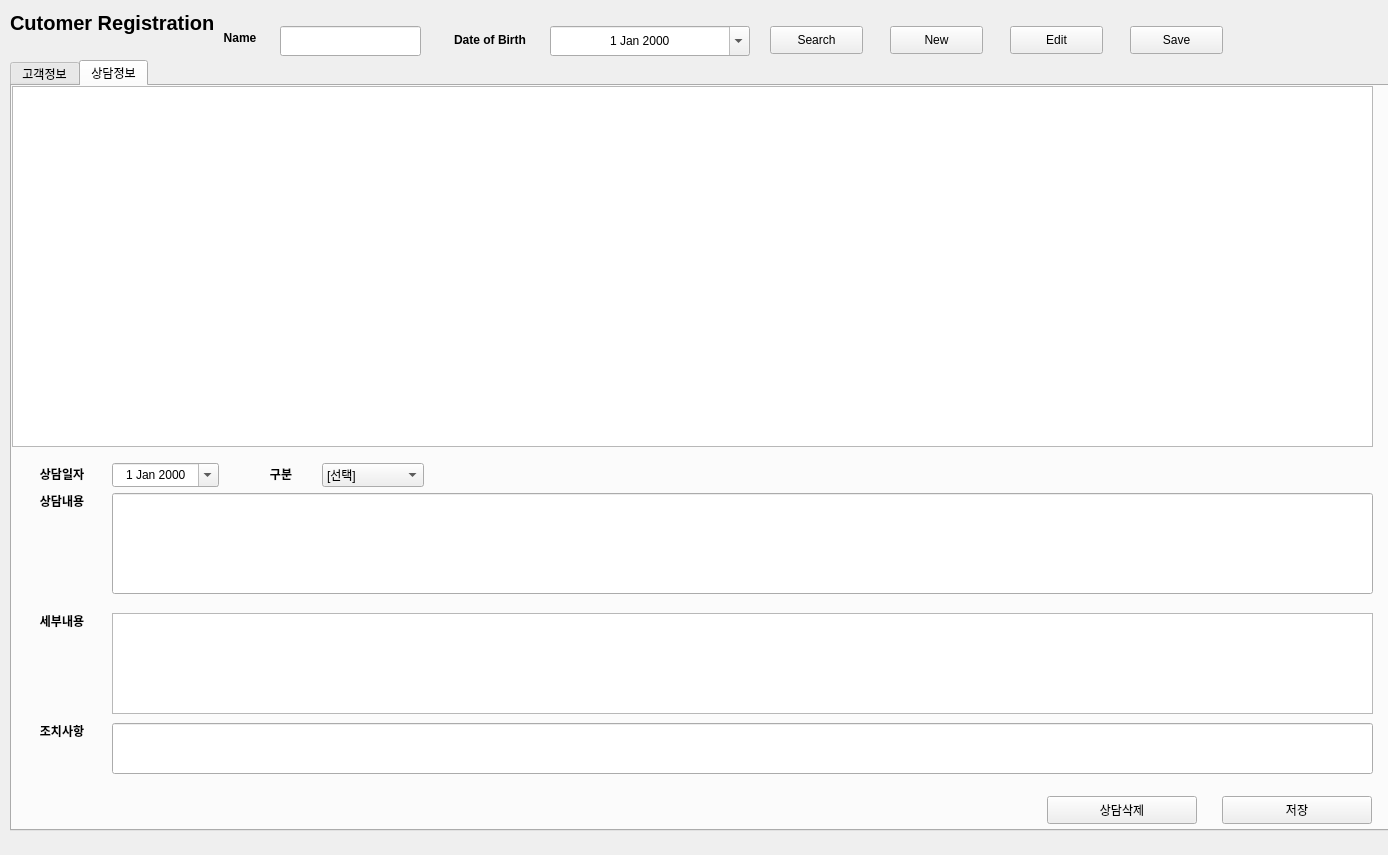
Old version of the form src/pages/customer/registration.ui in the repository DY-Microfinance-Customer-Management/dymf-algorithm.
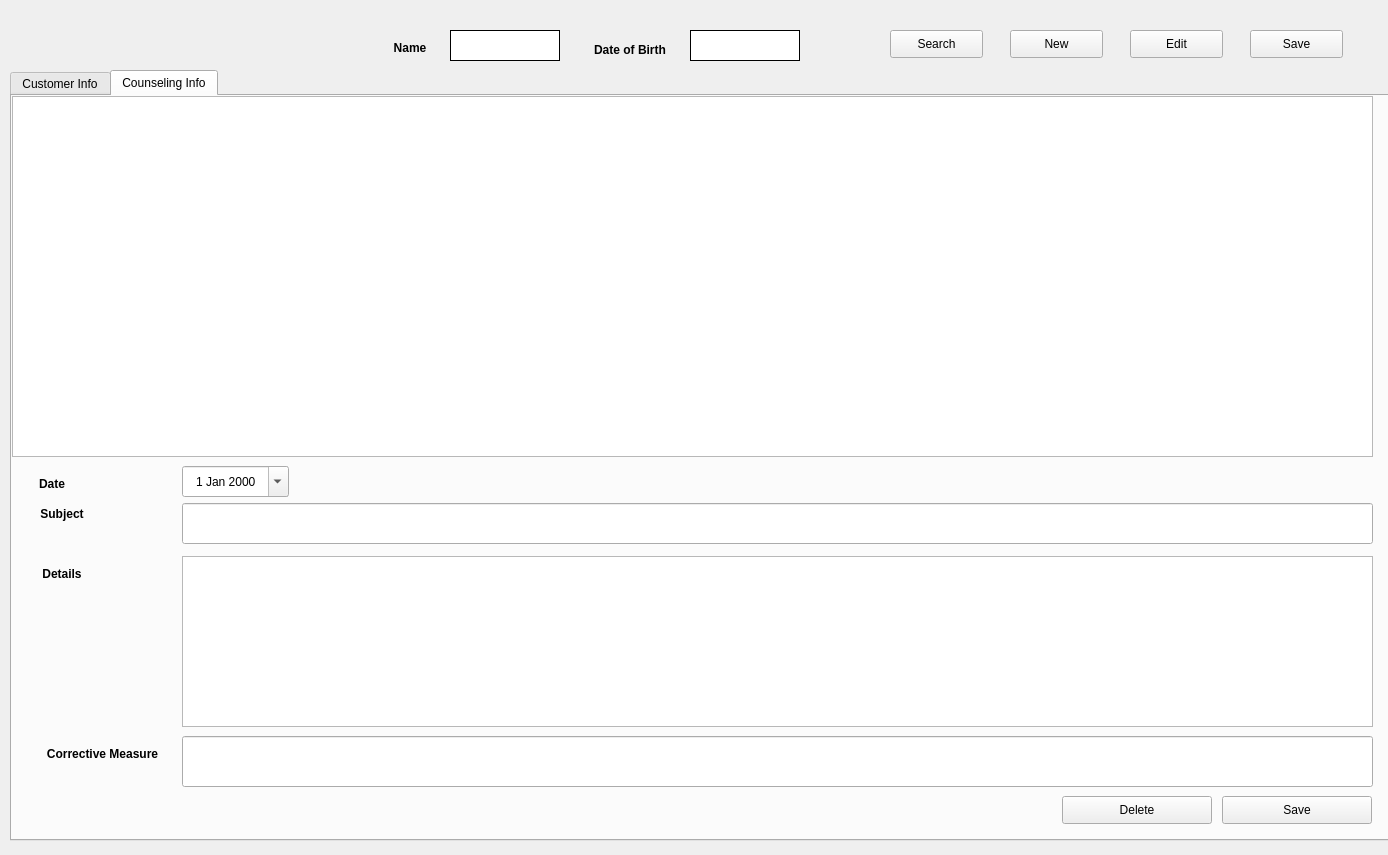
New version of the form. The open tabs and pages were chosen to show the change.

```diff
--- a/src/pages/customer/registration.ui
+++ b/src/pages/customer/registration.ui
@@ -36,7 +36,7 @@
     <property name="geometry">
      <rect>
       <x>10</x>
-      <y>60</y>
+      <y>70</y>
       <width>1381</width>
       <height>771</height>
      </rect>
@@ -49,7 +49,7 @@
     </property>
     <widget class="QWidget" name="tab">
      <attribute name="title">
-      <string>고객정보</string>
+      <string>Customer Info</string>
      </attribute>
      <widget class="QLabel" name="label">
       <property name="geometry">
@@ -1481,7 +1481,7 @@
     </widget>
     <widget class="QWidget" name="tab_2">
      <attribute name="title">
-      <string>상담정보</string>
+      <string>Counseling Info</string>
      </attribute>
      <widget class="QTableView" name="tableView">
       <property name="geometry">
@@ -1497,7 +1497,7 @@
       <property name="geometry">
        <rect>
         <x>0</x>
-        <y>527</y>
+        <y>470</y>
         <width>100</width>
         <height>16</height>
        </rect>
@@ -1525,7 +1525,7 @@
        <bool>true</bool>
       </property>
       <property name="text">
-       <string>세부내용</string>
+       <string>Details</string>
       </property>
       <property name="alignment">
        <set>Qt::AlignCenter</set>
@@ -1534,17 +1534,17 @@
      <widget class="QTextEdit" name="counsel_detail">
       <property name="geometry">
        <rect>
-        <x>100</x>
-        <y>527</y>
-        <width>1261</width>
-        <height>101</height>
+        <x>170</x>
+        <y>460</y>
+        <width>1191</width>
+        <height>171</height>
        </rect>
       </property>
      </widget>
      <widget class="QLabel" name="labelDateOfConsultation">
       <property name="geometry">
        <rect>
-        <x>0</x>
+        <x>-10</x>
         <y>380</y>
         <width>100</width>
         <height>16</height>
@@ -1573,7 +1573,7 @@
        <bool>true</bool>
       </property>
       <property name="text">
-       <string>상담일자</string>
+       <string>Date</string>
       </property>
       <property name="alignment">
        <set>Qt::AlignCenter</set>
@@ -1582,10 +1582,10 @@
      <widget class="QDateEdit" name="counsel_date">
       <property name="geometry">
        <rect>
-        <x>100</x>
-        <y>377</y>
+        <x>170</x>
+        <y>370</y>
         <width>107</width>
-        <height>24</height>
+        <height>31</height>
        </rect>
       </property>
       <property name="mouseTracking">
@@ -1623,85 +1623,11 @@
        </date>
       </property>
      </widget>
-     <widget class="QLabel" name="labelClassificationOfConsultation">
-      <property name="geometry">
-       <rect>
-        <x>219</x>
-        <y>380</y>
-        <width>100</width>
-        <height>16</height>
-       </rect>
-      </property>
-      <property name="minimumSize">
-       <size>
-        <width>100</width>
-        <height>0</height>
-       </size>
-      </property>
-      <property name="maximumSize">
-       <size>
-        <width>100</width>
-        <height>16777215</height>
-       </size>
-      </property>
-      <property name="font">
-       <font>
-        <pointsize>9</pointsize>
-        <weight>75</weight>
-        <bold>true</bold>
-       </font>
-      </property>
-      <property name="mouseTracking">
-       <bool>true</bool>
-      </property>
-      <property name="text">
-       <string>구분</string>
-      </property>
-      <property name="alignment">
-       <set>Qt::AlignCenter</set>
-      </property>
-     </widget>
-     <widget class="QComboBox" name="counsel_position">
-      <property name="geometry">
-       <rect>
-        <x>310</x>
-        <y>377</y>
-        <width>102</width>
-        <height>24</height>
-       </rect>
-      </property>
-      <property name="minimumSize">
-       <size>
-        <width>100</width>
-        <height>0</height>
-       </size>
-      </property>
-      <item>
-       <property name="text">
-        <string>[선택]</string>
-       </property>
-      </item>
-      <item>
-       <property name="text">
-        <string>대출문의</string>
-       </property>
-      </item>
-      <item>
-       <property name="text">
-        <string>대출해지문의</string>
-       </property>
-      </item>
-      <item>
-       <property name="text">
-        <string>기타문의</string>
-       </property>
-      </item>
-     </widget>
      <widget class="QLabel" name="customerBD_5">
       <property name="geometry">
        <rect>
         <x>0</x>
-        <y>407</y>
+        <y>410</y>
         <width>100</width>
         <height>16</height>
        </rect>
@@ -1729,7 +1655,7 @@
        <bool>true</bool>
       </property>
       <property name="text">
-       <string>상담내용</string>
+       <string>Subject</string>
       </property>
       <property name="alignment">
        <set>Qt::AlignCenter</set>
@@ -1738,10 +1664,10 @@
      <widget class="QLineEdit" name="counsel_content">
       <property name="geometry">
        <rect>
-        <x>100</x>
+        <x>170</x>
         <y>407</y>
-        <width>1261</width>
-        <height>101</height>
+        <width>1191</width>
+        <height>41</height>
        </rect>
       </property>
       <property name="alignment">
@@ -1751,9 +1677,9 @@
      <widget class="QLabel" name="customerBD_7">
       <property name="geometry">
        <rect>
-        <x>0</x>
-        <y>637</y>
-        <width>100</width>
+        <x>10</x>
+        <y>650</y>
+        <width>161</width>
         <height>16</height>
        </rect>
       </property>
@@ -1765,7 +1691,7 @@
       </property>
       <property name="maximumSize">
        <size>
-        <width>100</width>
+        <width>200</width>
         <height>16777215</height>
        </size>
       </property>
@@ -1780,7 +1706,7 @@
        <bool>true</bool>
       </property>
       <property name="text">
-       <string>조치사항</string>
+       <string>Corrective Measure</string>
       </property>
       <property name="alignment">
        <set>Qt::AlignCenter</set>
@@ -1789,9 +1715,9 @@
      <widget class="QLineEdit" name="action">
       <property name="geometry">
        <rect>
-        <x>100</x>
-        <y>637</y>
-        <width>1261</width>
+        <x>170</x>
+        <y>640</y>
+        <width>1191</width>
         <height>51</height>
        </rect>
       </property>
@@ -1802,8 +1728,8 @@
      <widget class="QPushButton" name="deleteButton">
       <property name="geometry">
        <rect>
-        <x>1035</x>
-        <y>710</y>
+        <x>1050</x>
+        <y>700</y>
         <width>150</width>
         <height>28</height>
        </rect>
@@ -1821,14 +1747,14 @@
        </size>
       </property>
       <property name="text">
-       <string>상담삭제</string>
+       <string>Delete</string>
       </property>
      </widget>
      <widget class="QPushButton" name="uploadButton">
       <property name="geometry">
        <rect>
         <x>1210</x>
-        <y>710</y>
+        <y>700</y>
         <width>150</width>
         <height>28</height>
        </rect>
@@ -1846,51 +1772,16 @@
        </size>
       </property>
       <property name="text">
-       <string>저장</string>
+       <string>Save</string>
       </property>
      </widget>
     </widget>
    </widget>
-   <widget class="QLabel" name="title">
-    <property name="geometry">
-     <rect>
-      <x>10</x>
-      <y>10</y>
-      <width>280</width>
-      <height>25</height>
-     </rect>
-    </property>
-    <property name="minimumSize">
-     <size>
-      <width>280</width>
-      <height>0</height>
-     </size>
-    </property>
-    <property name="maximumSize">
-     <size>
-      <width>280</width>
-      <height>16777215</height>
-     </size>
-    </property>
-    <property name="font">
-     <font>
-      <pointsize>15</pointsize>
-      <weight>75</weight>
-      <bold>true</bold>
-     </font>
-    </property>
-    <property name="text">
-     <string>Cutomer Registration</string>
-    </property>
-    <property name="alignment">
-     <set>Qt::AlignLeading|Qt::AlignLeft|Qt::AlignVCenter</set>
-    </property>
-   </widget>
    <widget class="QLabel" name="customerName_8">
     <property name="geometry">
      <rect>
-      <x>220</x>
-      <y>30</y>
+      <x>390</x>
+      <y>40</y>
       <width>40</width>
       <height>16</height>
      </rect>
@@ -1921,8 +1812,8 @@
    <widget class="QLabel" name="customerBD_3">
     <property name="geometry">
      <rect>
-      <x>430</x>
-      <y>30</y>
+      <x>570</x>
+      <y>40</y>
       <width>120</width>
       <height>20</height>
      </rect>
@@ -1956,67 +1847,11 @@
      <set>Qt::AlignCenter</set>
     </property>
    </widget>
-   <widget class="QDateEdit" name="searchDateOfBirth">
-    <property name="geometry">
-     <rect>
-      <x>550</x>
-      <y>26</y>
-      <width>200</width>
-      <height>30</height>
-     </rect>
-    </property>
-    <property name="minimumSize">
-     <size>
-      <width>200</width>
-      <height>0</height>
-     </size>
-    </property>
-    <property name="maximumSize">
-     <size>
-      <width>200</width>
-      <height>16777215</height>
-     </size>
-    </property>
-    <property name="mouseTracking">
-     <bool>false</bool>
-    </property>
-    <property name="focusPolicy">
-     <enum>Qt::TabFocus</enum>
-    </property>
-    <property name="autoFillBackground">
-     <bool>false</bool>
-    </property>
-    <property name="frame">
-     <bool>true</bool>
-    </property>
-    <property name="alignment">
-     <set>Qt::AlignCenter</set>
-    </property>
-    <property name="buttonSymbols">
-     <enum>QAbstractSpinBox::UpDownArrows</enum>
-    </property>
-    <property name="accelerated">
-     <bool>false</bool>
-    </property>
-    <property name="correctionMode">
-     <enum>QAbstractSpinBox::CorrectToPreviousValue</enum>
-    </property>
-    <property name="calendarPopup">
-     <bool>true</bool>
-    </property>
-    <property name="date">
-     <date>
-      <year>2000</year>
-      <month>1</month>
-      <day>1</day>
-     </date>
-    </property>
-   </widget>
    <widget class="QPushButton" name="newButton">
     <property name="geometry">
      <rect>
-      <x>890</x>
-      <y>26</y>
+      <x>1010</x>
+      <y>30</y>
       <width>93</width>
       <height>28</height>
      </rect>
@@ -2028,8 +1863,8 @@
    <widget class="QPushButton" name="editButton">
     <property name="geometry">
      <rect>
-      <x>1010</x>
-      <y>26</y>
+      <x>1130</x>
+      <y>30</y>
       <width>93</width>
       <height>28</height>
      </rect>
@@ -2041,8 +1876,8 @@
    <widget class="QPushButton" name="saveButton">
     <property name="geometry">
      <rect>
-      <x>1130</x>
-      <y>26</y>
+      <x>1250</x>
+      <y>30</y>
       <width>93</width>
       <height>28</height>
      </rect>
@@ -2054,8 +1889,8 @@
    <widget class="QPushButton" name="search_button">
     <property name="geometry">
      <rect>
-      <x>770</x>
-      <y>26</y>
+      <x>890</x>
+      <y>30</y>
       <width>93</width>
       <height>28</height>
      </rect>
@@ -2064,14 +1899,68 @@
      <string>Search</string>
     </property>
    </widget>
-   <widget class="QLineEdit" name="searchName">
+   <widget class="QLabel" name="searchDateOfBirth">
     <property name="geometry">
      <rect>
-      <x>280</x>
-      <y>26</y>
-      <width>141</width>
-      <height>30</height>
+      <x>690</x>
+      <y>30</y>
+      <width>110</width>
+      <height>31</height>
      </rect>
+    </property>
+    <property name="minimumSize">
+     <size>
+      <width>110</width>
+      <height>0</height>
+     </size>
+    </property>
+    <property name="maximumSize">
+     <size>
+      <width>110</width>
+      <height>16777215</height>
+     </size>
+    </property>
+    <property name="styleSheet">
+     <string notr="true">background-color:rgb(255, 255, 255)
+</string>
+    </property>
+    <property name="frameShape">
+     <enum>QFrame::Box</enum>
+    </property>
+    <property name="text">
+     <string/>
+    </property>
+   </widget>
+   <widget class="QLabel" name="searchName">
+    <property name="geometry">
+     <rect>
+      <x>450</x>
+      <y>30</y>
+      <width>110</width>
+      <height>31</height>
+     </rect>
+    </property>
+    <property name="minimumSize">
+     <size>
+      <width>110</width>
+      <height>0</height>
+     </size>
+    </property>
+    <property name="maximumSize">
+     <size>
+      <width>110</width>
+      <height>16777215</height>
+     </size>
+    </property>
+    <property name="styleSheet">
+     <string notr="true">background-color:rgb(255, 255, 255)
+</string>
+    </property>
+    <property name="frameShape">
+     <enum>QFrame::Box</enum>
+    </property>
+    <property name="text">
+     <string/>
     </property>
    </widget>
   </widget>
```
Left out of the diff: 24 changed lines with no effect on the pictures.
